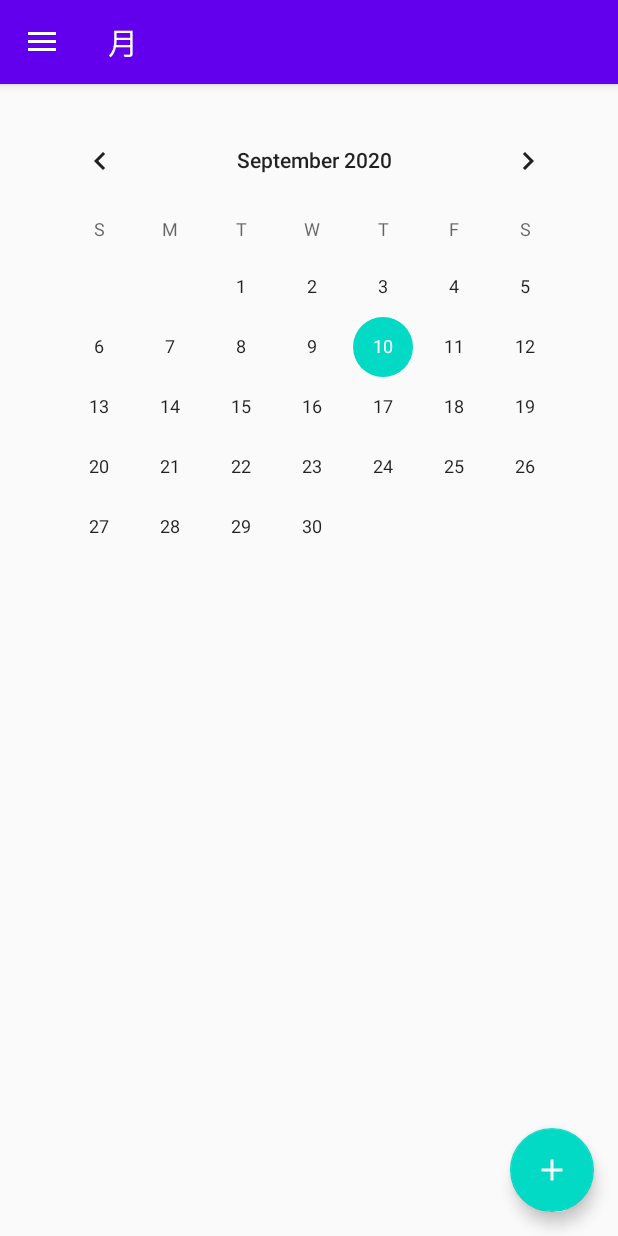
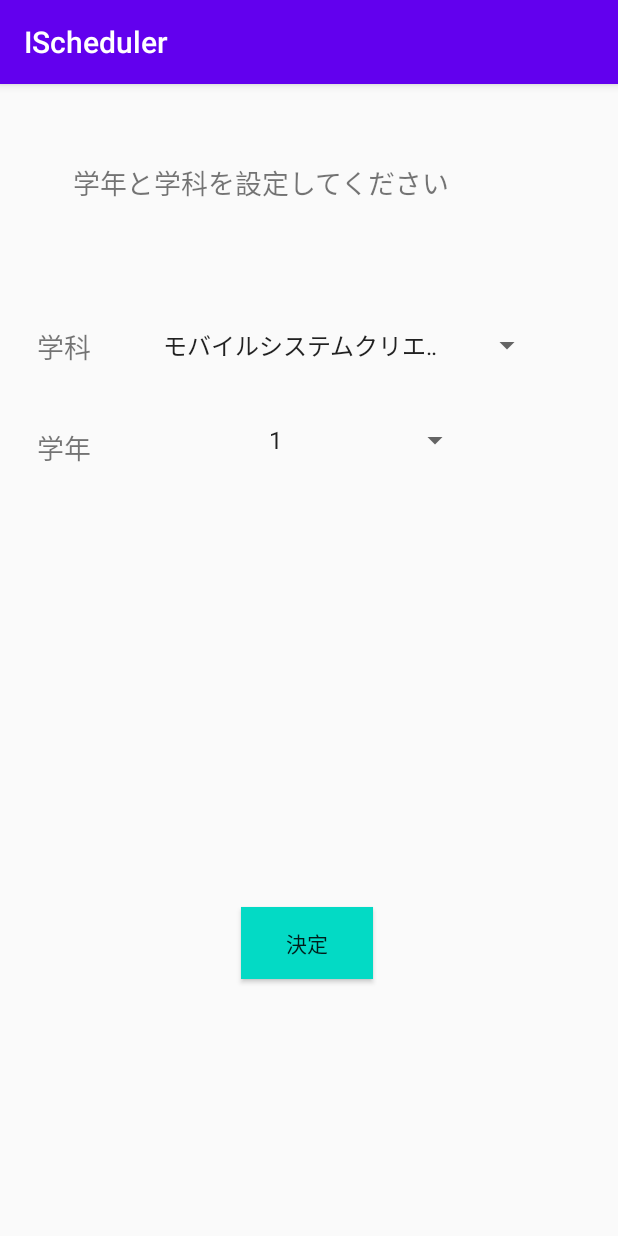
Before and after one commit to Android2020IVYteamA/Schedule, an Android app: the screen it shows after launch (MainActivity before the commit, First_Activity after it), on a phone screen of 412 x 824 dp. Run offline under Robolectric (Android 15) with nearby library versions, the phone set to English and light mode, and no system bars; our stand-ins replace navigation-ui; libraries missing offline, so code that uses them is left out: io.realm, io.realm.kotlin; 2 statements that could not run were skipped.

```diff
--- a/app/build.gradle
+++ b/app/build.gradle
@@ -4,7 +4,6 @@ apply plugin: 'kotlin-android-extensions'
 apply plugin: 'kotlin-kapt'
 apply plugin: 'realm-android'
 apply plugin: 'com.google.gms.google-services'
-
 
 
 android {
@@ -58,11 +57,9 @@ dependencies {
     implementation 'androidx.navigation:navigation-fragment-ktx:2.3.0'
     implementation 'androidx.navigation:navigation-ui-ktx:2.3.0'
     implementation 'androidx.lifecycle:lifecycle-viewmodel-ktx:2.2.0'
+    implementation 'com.google.firebase:firebase-analytics:17.5.0'
     testImplementation 'junit:junit:4.12'
     androidTestImplementation 'androidx.test.ext:junit:1.1.1'
     androidTestImplementation 'androidx.test.espresso:espresso-core:3.2.0'
-    implementation 'com.google.firebase:firebase-analytics:17.2.2'
-    implementation 'com.google.firebase:firebase-core:11.8.0'
 
 }
-apply plugin: 'com.google.gms.google-services'
--- a/app/src/main/AndroidManifest.xml
+++ b/app/src/main/AndroidManifest.xml
@@ -10,7 +10,9 @@
         android:roundIcon="@mipmap/ic_launcher_round"
         android:supportsRtl="true"
         android:theme="@style/AppTheme">
-        <activity android:name=".Schedule_EditActivity"></activity>
+        <activity android:name=".gakka_editActivity"></activity>
+        <activity android:name=".First_Activity" />
+        <activity android:name=".Schedule_EditActivity" />
         <activity
             android:name=".MainActivity"
             android:label="@string/app_name"
--- /dev/null
+++ b/app/src/main/java/com/example/ischeduler/First_Activity.kt
@@ -0,0 +1,115 @@
+package com.example.ischeduler
+
+import android.content.Context
+import android.content.Intent
+import android.content.SharedPreferences
+
+import android.os.Bundle
+import android.util.Log
+import android.view.View
+import android.widget.AdapterView
+import android.widget.Spinner
+import androidx.appcompat.app.AppCompatActivity
+import io.realm.Realm
+import io.realm.kotlin.createObject
+import io.realm.kotlin.where
+import kotlinx.android.synthetic.main.activity_first_.*
+
+class First_Activity : AppCompatActivity() {
+    private lateinit var realm: Realm
+
+
+
+
+    override fun onCreate(savedInstanceState: Bundle?) {
+        super.onCreate(savedInstanceState)
+        setContentView(R.layout.activity_first_)
+        val dataStore: SharedPreferences = getSharedPreferences("DataStore", Context.MODE_PRIVATE)
+        realm= Realm.getDefaultInstance()
+
+        gakka.onItemSelectedListener=
+            object : AdapterView.OnItemSelectedListener{
+                override fun onNothingSelected(parent: AdapterView<*>?) {
+
+                }
+
+                override fun onItemSelected(
+                    parent: AdapterView<*>?,
+                    view: View?,
+                    position: Int,
+                    id: Long
+                ) {
+                    val spinner=parent as? Spinner
+                    val item=spinner?.selectedItem as? String
+                    val gakkaText=item
+                    val editor = dataStore.edit()
+                    editor.putString("gakka",gakkaText)
+
+                    //editor.commit();
+                    editor.apply()
+
+
+                    item?.let{
+
+                    }
+                }
+            }
+
+        year.onItemSelectedListener=
+            object : AdapterView.OnItemSelectedListener{
+                override fun onNothingSelected(parent: AdapterView<*>?) {
+
+                }
+
+                override fun onItemSelected(
+                    parent: AdapterView<*>?,
+                    view: View?,
+                    position: Int,
+                    id: Long
+                ) {
+                    val spinner2=parent as? Spinner
+                    val item2=spinner2?.selectedItem as? String
+                    val yeartext=item2
+                    val editor = dataStore.edit()
+                    editor.putString("year",yeartext)
+
+                    //editor.commit();
+                    editor.apply()
+                    item2?.let{
+
+                    }
+                }
+            }
+
+
+        addbutton.setOnClickListener {view: View ->
+            realm.executeTransaction { db:Realm ->
+                val maxId=db.where<gakka>().max("id")
+                val nextId=(maxId?.toLong() ?: 0L)+1
+                val schedule=db.createObject<gakka>(nextId)
+
+                val gakkastr = dataStore.getString("gakka", "NoData")
+                schedule.gakka=gakkastr
+
+                val yearstr = dataStore.getString("year", "NoData")
+                schedule.year=yearstr
+                Log.d("LaunchChecker",schedule.gakka);
+                Log.d("AppLaunchChecker",schedule.year);
+
+
+
+            }
+            val intent=Intent(this,MainActivity::class.java)
+            startActivity(intent)
+        }
+
+
+    }
+
+    override fun onDestroy() {
+        super.onDestroy()
+        realm.close()
+    }
+
+
+}
--- a/app/src/main/java/com/example/ischeduler/MainActivity.kt
+++ b/app/src/main/java/com/example/ischeduler/MainActivity.kt
@@ -1,7 +1,9 @@
 package com.example.ischeduler
 
+import android.content.Intent
 import android.os.Bundle
 import android.text.format.DateFormat
+import android.util.Log
 import android.view.Menu
 import android.widget.Toast
 import com.google.android.material.floatingactionbutton.FloatingActionButton
@@ -15,6 +17,7 @@ import androidx.navigation.ui.setupWithNavController
 import androidx.drawerlayout.widget.DrawerLayout
 import androidx.appcompat.app.AppCompatActivity
 import androidx.appcompat.widget.Toolbar
+import androidx.core.app.AppLaunchChecker
 import kotlinx.android.synthetic.main.fragment_month.*
 import java.util.*
 
@@ -44,6 +47,17 @@ class MainActivity : AppCompatActivity()
         navView.setupWithNavController(navController)
 
 
+        if(AppLaunchChecker.hasStartedFromLauncher(this)){
+            Log.d("AppLaunchChecker","2回目以降");
+
+        } else {
+            Log.d("AppLaunchChecker","はじめてアプリを起動した");
+            val intent=Intent(this,First_Activity::class.java)
+            startActivity(intent)
+        }
+
+        AppLaunchChecker.onActivityCreate(this);
+
 
     }
 
--- a/app/src/main/java/com/example/ischeduler/ui/Month/MonthFragment.kt
+++ b/app/src/main/java/com/example/ischeduler/ui/Month/MonthFragment.kt
@@ -36,6 +36,7 @@ class MonthFragment : Fragment() {
                 ViewModelProviders.of(this).get(MonthViewModel::class.java)
         val root = inflater.inflate(R.layout.fragment_month, container, false)
 
+
         galleryViewModel.text.observe(viewLifecycleOwner, Observer {
 
         })
@@ -73,10 +74,7 @@ class MonthFragment : Fragment() {
         return root
     }
 
-    override fun onDestroy() {
-        super.onDestroy()
-        realm.close()
-    }
+
 
 
 
--- /dev/null
+++ b/app/src/main/res/layout/activity_first_.xml
@@ -0,0 +1,82 @@
+<?xml version="1.0" encoding="utf-8"?>
+<androidx.constraintlayout.widget.ConstraintLayout xmlns:android="http://schemas.android.com/apk/res/android"
+    xmlns:app="http://schemas.android.com/apk/res-auto"
+    xmlns:tools="http://schemas.android.com/tools"
+    android:layout_width="match_parent"
+    android:layout_height="match_parent"
+    tools:context=".First_Activity">
+
+    <TextView
+        android:id="@+id/textView"
+        android:layout_width="315dp"
+        android:layout_height="45dp"
+        android:layout_marginTop="52dp"
+        android:text="学年と学科を設定してください"
+        android:textSize="18sp"
+        app:layout_constraintEnd_toEndOf="parent"
+        app:layout_constraintStart_toStartOf="parent"
+        app:layout_constraintTop_toTopOf="parent" />
+
+    <TextView
+        android:id="@+id/textView7"
+        android:layout_width="54dp"
+        android:layout_height="23dp"
+        android:layout_marginStart="16dp"
+        android:layout_marginTop="64dp"
+        android:text="学科"
+        android:textAlignment="center"
+        android:textSize="18sp"
+        app:layout_constraintStart_toStartOf="parent"
+        app:layout_constraintTop_toBottomOf="@+id/textView" />
+
+    <Spinner
+        android:id="@+id/gakka"
+        android:layout_width="261dp"
+        android:layout_height="42dp"
+        android:layout_marginTop="56dp"
+        android:entries="@array/list"
+        android:spinnerMode="dialog"
+        android:textAlignment="center"
+        app:layout_constraintEnd_toEndOf="parent"
+        app:layout_constraintHorizontal_bias="0.384"
+        app:layout_constraintStart_toEndOf="@+id/textView7"
+        app:layout_constraintTop_toBottomOf="@+id/textView" />
+
+    <TextView
+        android:id="@+id/textView8"
+        android:layout_width="54dp"
+        android:layout_height="26dp"
+        android:layout_marginStart="16dp"
+        android:layout_marginTop="44dp"
+        android:text="学年"
+        android:textAlignment="center"
+        android:textSize="18sp"
+        app:layout_constraintStart_toStartOf="parent"
+        app:layout_constraintTop_toBottomOf="@+id/textView7" />
+
+    <Spinner
+        android:id="@+id/year"
+        android:layout_width="213dp"
+        android:layout_height="36dp"
+        android:layout_marginTop="24dp"
+        android:entries="@array/year"
+        android:spinnerMode="dialog"
+        android:textAlignment="center"
+        app:layout_constraintEnd_toEndOf="parent"
+        app:layout_constraintHorizontal_bias="0.236"
+        app:layout_constraintStart_toEndOf="@+id/textView8"
+        app:layout_constraintTop_toBottomOf="@+id/gakka" />
+
+    <Button
+        android:id="@+id/addbutton"
+        android:layout_width="wrap_content"
+        android:layout_height="wrap_content"
+        android:background="@color/colorAccent"
+        android:text="決定"
+        app:layout_constraintBottom_toBottomOf="parent"
+        app:layout_constraintEnd_toEndOf="parent"
+        app:layout_constraintHorizontal_bias="0.495"
+        app:layout_constraintStart_toStartOf="parent"
+        app:layout_constraintTop_toTopOf="parent"
+        app:layout_constraintVertical_bias="0.762" />
+</androidx.constraintlayout.widget.ConstraintLayout>
--- a/app/src/main/res/navigation/mobile_navigation.xml
+++ b/app/src/main/res/navigation/mobile_navigation.xml
@@ -6,43 +6,44 @@
     app:startDestination="@id/nav_month">
 
     <fragment
-        android:id="@+id/nav_year"
-        android:name="com.example.ischeduler.ui.Year.YearFragment"
-        android:label="@string/Year"
-        tools:layout="@layout/fragment_year" />
-
-    <fragment
         android:id="@+id/nav_month"
         android:name="com.example.ischeduler.ui.Month.MonthFragment"
         android:label="@string/Month"
         tools:layout="@layout/fragment_month">
         <action
-            android:id="@+id/action_nav_month_to_nav_year"
-            app:destination="@id/nav_year" />
-        <action
-            android:id="@+id/action_nav_month_to_nav_timetable"
-            app:destination="@id/nav_timetable" />
-        <action
-            android:id="@+id/action_nav_month_to_nav_event"
-            app:destination="@id/nav_event" />
-        <action
-            android:id="@+id/action_nav_month_to_optionFragment"
-            app:destination="@id/nav_option" />
+            android:id="@+id/action_nav_month_to_mobile_navigation"
+            app:destination="@id/mobile_navigation" />
     </fragment>
 
     <fragment
         android:id="@+id/nav_timetable"
         android:name="com.example.ischeduler.timetableFragment"
         android:label="@string/TimeTable"
-        tools:layout="@layout/timetable_fragment" />
+        tools:layout="@layout/timetable_fragment" >
+        <action
+            android:id="@+id/action_nav_timetable_to_mobile_navigation"
+            app:destination="@id/mobile_navigation" />
+    </fragment>
     <fragment
         android:id="@+id/nav_event"
         android:name="com.example.ischeduler.EventFragment"
         android:label="@string/Event"
-        tools:layout="@layout/event_fragment" />
+        tools:layout="@layout/event_fragment" >
+        <action
+            android:id="@+id/action_nav_event_to_mobile_navigation"
+            app:destination="@id/mobile_navigation" />
+    </fragment>
     <fragment
         android:id="@+id/nav_option"
         android:name="com.example.ischeduler.ui.Option.OptionFragment"
         android:label="@string/option"
-        tools:layout="@layout/fragment_option" />
+        tools:layout="@layout/fragment_option" >
+        <action
+            android:id="@+id/action_nav_option_to_mobile_navigation2"
+            app:destination="@id/mobile_navigation" />
+    </fragment>
+    <fragment
+        android:id="@+id/yearFragment"
+        android:name="com.example.ischeduler.ui.Year.YearFragment"
+        android:label="YearFragment" />
 </navigation>
--- /dev/null
+++ b/app/src/main/res/values/gakka.xml
@@ -0,0 +1,17 @@
+<?xml version="1.0" encoding="utf-8"?>
+
+<resources><string-array name="list">
+    <item>モバイルシステムクリエイト学科</item>
+    <item>情報処理学科</item>
+    <item>3DCADクリエイト学科</item>
+    <item>医療情報学科</item>
+    <item>医療ビジネス学科</item>
+    <item>歯科技工学科</item>
+    <item>公務員学科</item>
+</string-array>
+    <string-array name="year">
+        <item>1</item>
+        <item>2</item>
+        <item>3</item>
+    </string-array>
+    </resources>
--- a/app/src/main/res/values/strings.xml
+++ b/app/src/main/res/values/strings.xml
@@ -25,4 +25,6 @@
     <string name="option">設定</string>
     <string name="header">I scheduler</string>
     <string name="Schedule_add">スケジュール登録</string>
+
+
 </resources>
--- a/build.gradle
+++ b/build.gradle
@@ -10,8 +10,8 @@ buildscript {
     dependencies {
         classpath 'com.android.tools.build:gradle:3.6.3'
         classpath "org.jetbrains.kotlin:kotlin-gradle-plugin:$kotlin_version"
+        classpath "io.realm:realm-gradle-plugin:6.0.2"
         classpath 'com.google.gms:google-services:4.3.3'
-        classpath "io.realm:realm-gradle-plugin:6.0.2"
 
         // NOTE: Do not place your application dependencies here; they belong
         // in the individual module build.gradle files
```
Also changed, not shown: app/src/main/java/com/example/ischeduler/gakka.kt (added, +12 -0 lines), app/src/main/java/com/example/ischeduler/gakka_editActivity.kt (added, +125 -0 lines), app/src/main/java/com/example/ischeduler/ui/Option/OptionFragment.kt (+11 -0 lines), app/src/main/res/layout/activity_gakka_edit.xml (added, +13 -0 lines), 1 other file.
